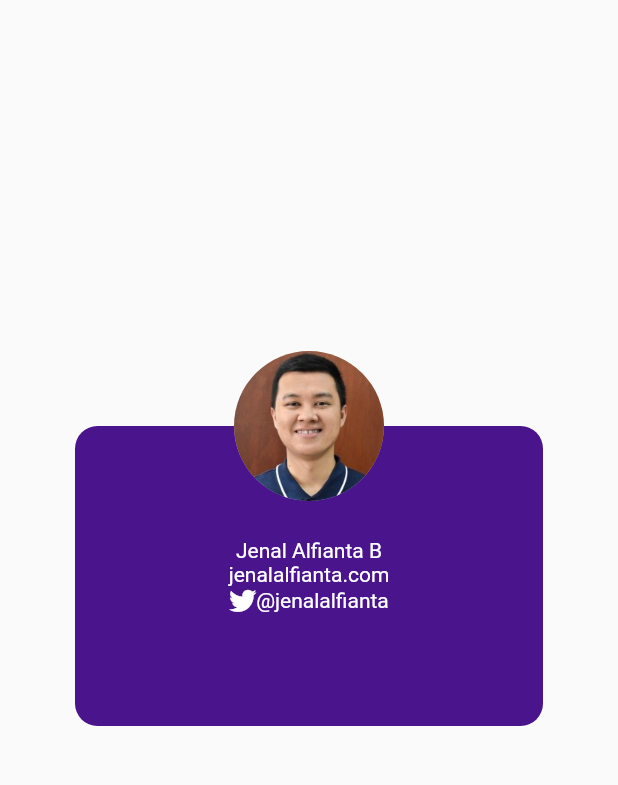
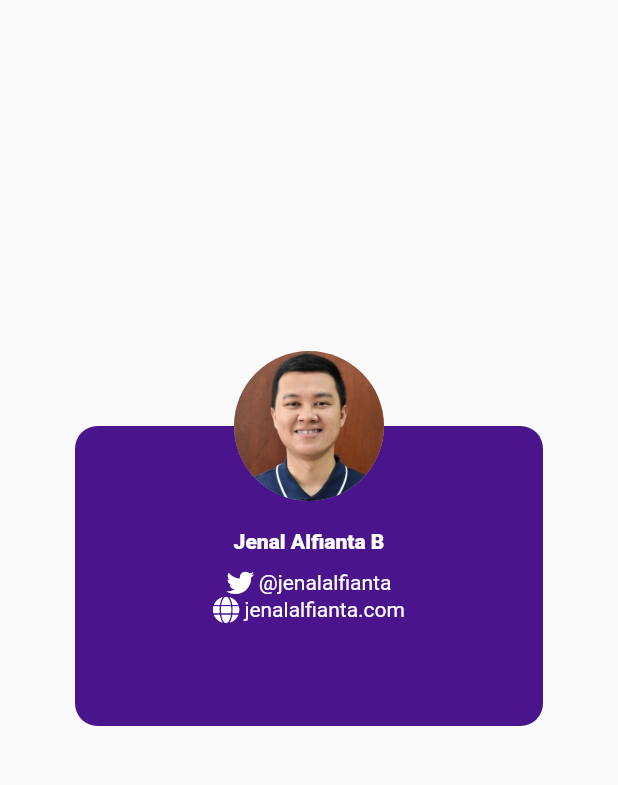
Before and after one commit to jenalalfianta/biz_card_app, a Flutter app: the screen it shows after launch, on a phone screen of 412 x 824 dp, the part 84-869 px from its top. Run offline on Flutter 3.47's test engine with Material 2 defaults, Android fonts, the phone set to English and light mode, and no system bars; our stand-ins replace font_awesome_flutter.

Commit message:
ubah text sedikit

```diff
--- a/lib/main.dart
+++ b/lib/main.dart
@@ -65,23 +65,54 @@ Container _getCard() {
       children: [
         Text(
           "Jenal Alfianta B",
-          style: TextStyle(color: Colors.white),
+          style: TextStyle(color: Colors.white, fontWeight: FontWeight.w900),
         ),
-        Text(
-          "jenalalfianta.com",
-          style: TextStyle(color: Colors.white),
+        Padding(padding: EdgeInsets.only(top: 10.0)),
+        Row(
+          mainAxisAlignment: MainAxisAlignment.center,
+          children: [
+            Column(
+              crossAxisAlignment: CrossAxisAlignment.start,
+              children: [
+                FaIcon(
+                  FontAwesomeIcons.twitter,
+                  color: Colors.white,
+                  size: 18.0,
+                ),
+              ],
+            ),
+            Column(
+              crossAxisAlignment: CrossAxisAlignment.end,
+              children: [
+                Text(
+                  ' @jenalalfianta',
+                  style: TextStyle(color: Colors.white),
+                ),
+              ],
+            ),
+          ],
         ),
         Row(
           mainAxisAlignment: MainAxisAlignment.center,
           children: [
-            FaIcon(
-              FontAwesomeIcons.twitter,
-              color: Colors.white,
-              size: 18.0,
+            Column(
+              crossAxisAlignment: CrossAxisAlignment.start,
+              children: [
+                FaIcon(
+                  FontAwesomeIcons.globe,
+                  color: Colors.white,
+                  size: 18.0,
+                ),
+              ],
             ),
-            Text(
-              '@jenalalfianta',
-              style: TextStyle(color: Colors.white),
+            Column(
+              crossAxisAlignment: CrossAxisAlignment.end,
+              children: [
+                Text(
+                  ' jenalalfianta.com',
+                  style: TextStyle(color: Colors.white),
+                ),
+              ],
             ),
           ],
         )
```
